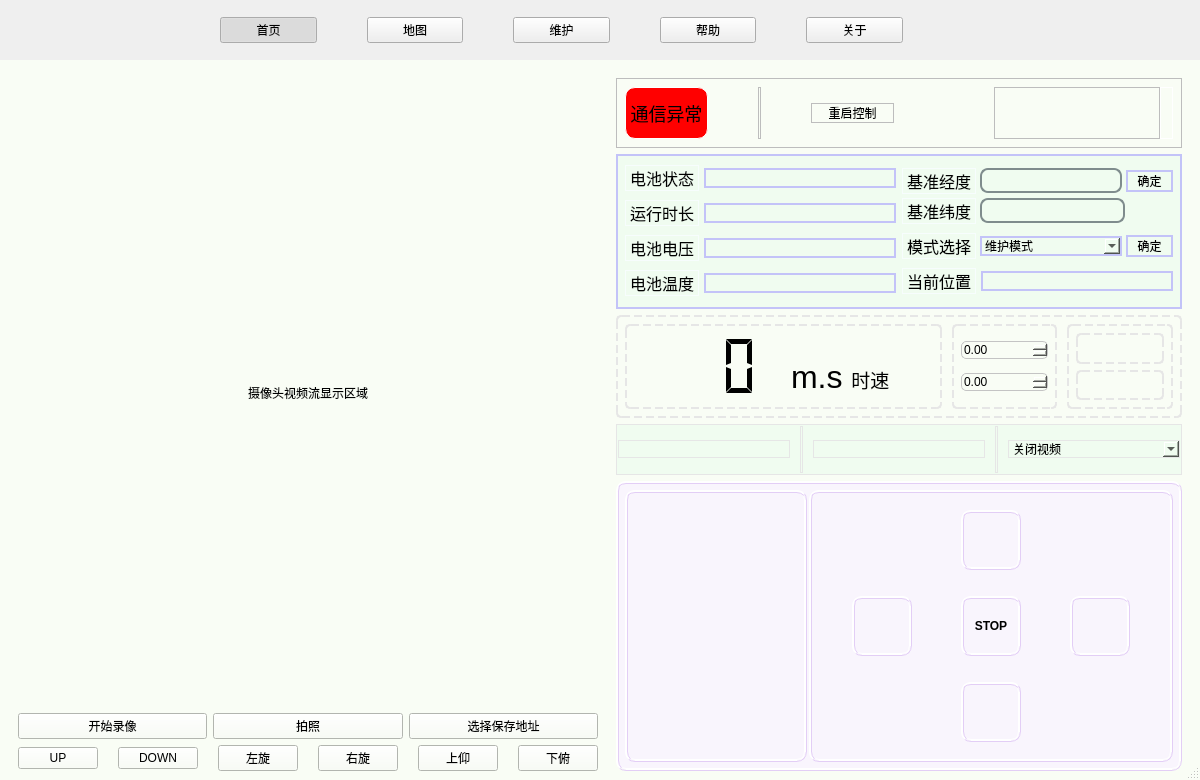
The window that mainwindow.ui (DAC-Code25/Tenco) describes before a commit, drawn with Qt 5.
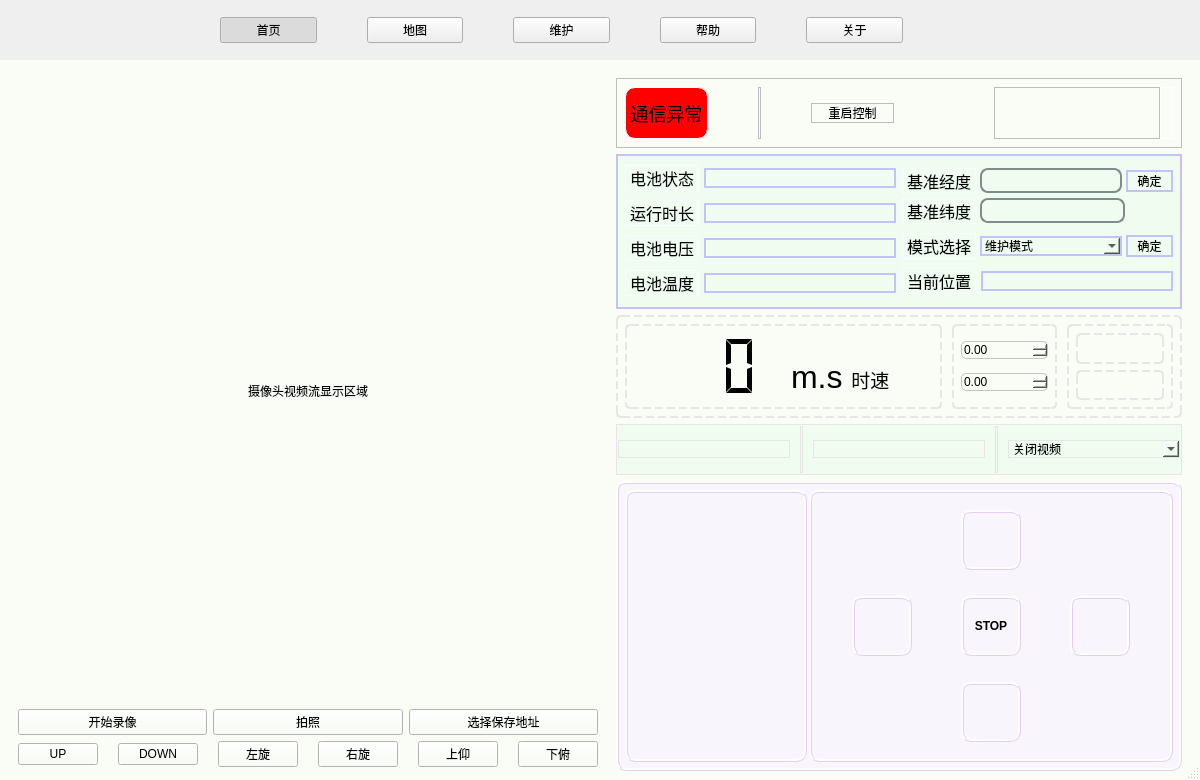
The same window after the commit. Icons and pictures are not drawn. Custom widgets are drawn as their Qt base class.

Diff of the .ui file:
```diff
--- a/mainwindow.ui
+++ b/mainwindow.ui
@@ -425,7 +425,7 @@
                <number>0</number>
               </property>
               <property name="bottomMargin">
-               <number>0</number>
+               <number>4</number>
               </property>
               <item>
                <widget class="QPushButton" name="pushButton_3">
```
